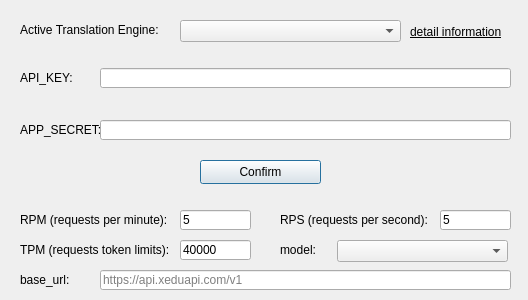
This is src/engine.ui in anonymousException/renpy-translator as Qt 5 draws it before an edit. The edited form follows.
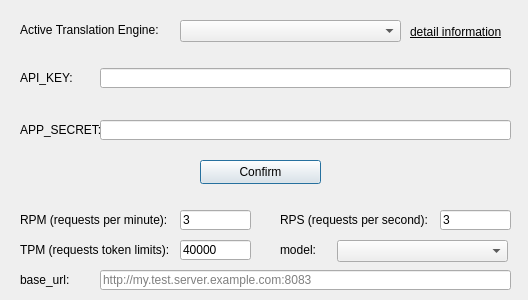
This is the edited form.

Patch:
```diff
--- a/src/engine.ui
+++ b/src/engine.ui
@@ -126,7 +126,7 @@
     </rect>
    </property>
    <property name="text">
-    <string>5</string>
+    <string>3</string>
    </property>
   </widget>
   <widget class="QLabel" name="label_4">
@@ -165,7 +165,7 @@
     </rect>
    </property>
    <property name="text">
-    <string>5</string>
+    <string>3</string>
    </property>
   </widget>
   <widget class="QLabel" name="label_6">
@@ -243,7 +243,7 @@
     <string/>
    </property>
    <property name="placeholderText">
-    <string>https://api.xeduapi.com/v1</string>
+    <string>http://my.test.server.example.com:8083</string>
    </property>
   </widget>
  </widget>
```
